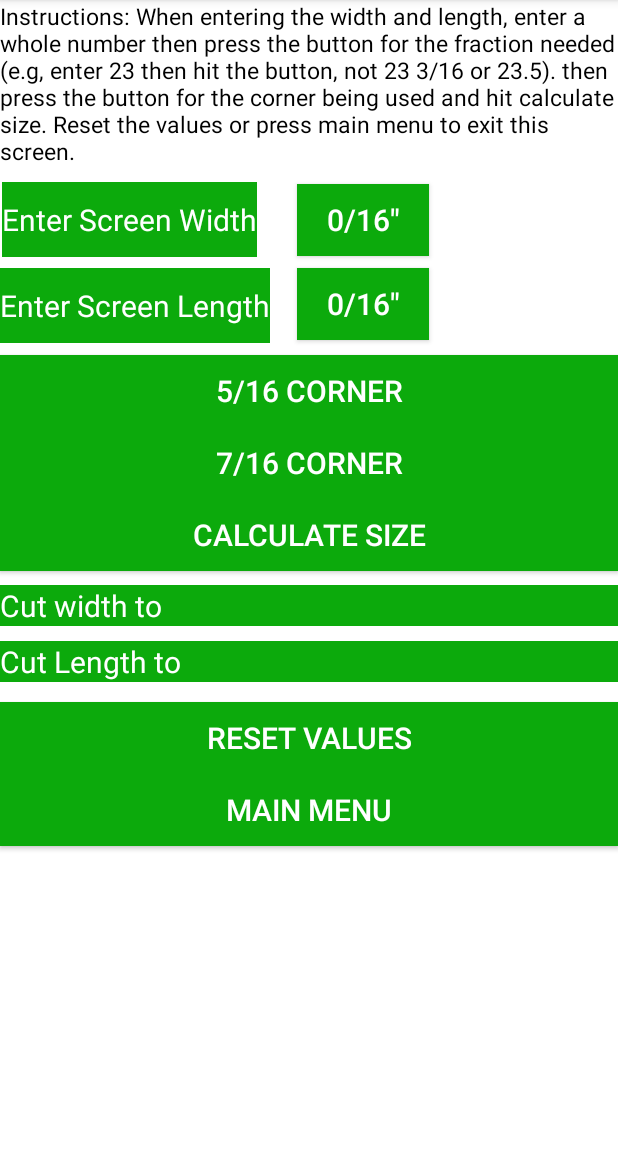
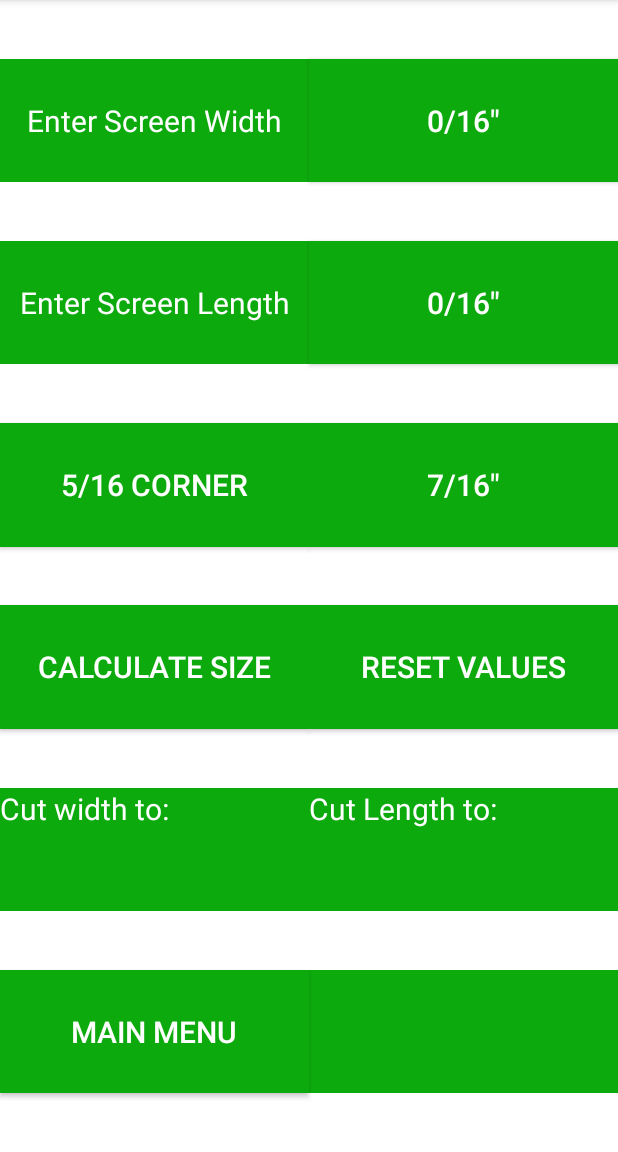
Before and after one commit to StringJoe/menards_screen_repair, an Android app: the frameMeasurements screen opened directly, with no data from a screen before it, on a phone screen of 412 x 824 dp, the part 84-1236 px from its top. Run offline under Robolectric (Android 15) with nearby library versions, the phone set to English and light mode, and no system bars.

Commit message:
changed layout of main and frame xml files. made layout fit to different screen sizes

```diff
--- a/app/src/main/res/layout/activity_frame_measurements.xml
+++ b/app/src/main/res/layout/activity_frame_measurements.xml
@@ -5,164 +5,209 @@
     android:layout_width="match_parent"
     android:layout_height="match_parent"
     android:background="@color/white"
-    tools:context=".frameMeasurements">
+    tools:context=".frameMeasurements"
+    tools:layout_editor_absoluteX="0dp"
+    tools:layout_editor_absoluteY="113dp">
 
-    <TextView
-        android:id="@+id/textView"
-        android:layout_width="0dp"
+    <androidx.constraintlayout.widget.Guideline
+        android:id="@+id/guide1"
+        android:layout_width="wrap_content"
         android:layout_height="wrap_content"
-        android:layout_gravity="center_horizontal"
-        android:text="Instructions: When entering the width and length, enter a whole number then press the button for the fraction needed (e.g, enter 23 then hit the button, not 23 3/16 or 23.5). then press the button for the corner being used and hit calculate size. Reset the values or press main menu to exit this screen."
-        android:textColor="@color/black"
-        android:textSize="15sp"
-        app:layout_constraintEnd_toEndOf="parent"
-        app:layout_constraintStart_toStartOf="parent"
-        app:layout_constraintTop_toTopOf="parent"></TextView>
+        android:orientation="vertical"
+        app:layout_constraintGuide_percent="0" />
 
-    <EditText
-        android:id="@+id/screenWidth"
+    <androidx.constraintlayout.widget.Guideline
+        android:id="@+id/guide2"
         android:layout_width="wrap_content"
-        android:layout_height="0dp"
-        android:layout_marginStart="1dp"
-        android:layout_marginTop="10dp"
-        android:layout_marginBottom="7dp"
-        android:background="@color/menards_green"
-        android:hint="Enter Screen Width"
-        android:textColorHint="@color/white"
-        android:textSize="20sp"
-        app:layout_constraintBottom_toTopOf="@+id/screenLength"
-        app:layout_constraintStart_toStartOf="parent"
-        app:layout_constraintTop_toBottomOf="@+id/textView"></EditText>
+        android:layout_height="wrap_content"
+        android:orientation="vertical"
+        app:layout_constraintGuide_percent="0.5" />
+
+    <androidx.constraintlayout.widget.Guideline
+        android:id="@+id/guide3"
+        android:layout_width="wrap_content"
+        android:layout_height="wrap_content"
+        android:orientation="vertical"
+        app:layout_constraintGuide_percent="1" />
 
     <androidx.appcompat.widget.AppCompatButton
         android:id="@+id/widthFractionCount"
-        android:layout_width="wrap_content"
-        android:layout_height="wrap_content"
-        android:layout_marginStart="18dp"
-        android:layout_marginTop="11dp"
+        android:layout_width="0dp"
+        android:layout_height="0dp"
         android:background="@color/menards_green"
         android:text='0/16"'
         android:textColor="@color/white"
         android:textSize="20sp"
-        app:layout_constraintStart_toEndOf="@+id/screenLength"
-        app:layout_constraintTop_toBottomOf="@+id/textView" />
-
-    <EditText
-        android:id="@+id/screenLength"
-        android:layout_width="wrap_content"
-        android:layout_height="50dp"
-        android:layout_marginTop="56dp"
-        android:layout_marginBottom="56dp"
-        android:background="@color/menards_green"
-        android:hint="Enter Screen Length"
-        android:textColorHint="@color/white"
-        android:textSize="20sp"
-        app:layout_constraintBottom_toBottomOf="@+id/bigCornerBtn"
-        app:layout_constraintStart_toStartOf="parent"
-        app:layout_constraintTop_toTopOf="@+id/widthFractionCount" />
+        app:layout_constraintBottom_toTopOf="@+id/lengthFractionCount"
+        app:layout_constraintDimensionRatio="1:0.4"
+        app:layout_constraintEnd_toEndOf="@id/guide3"
+        app:layout_constraintHorizontal_bias="0.5"
+        app:layout_constraintStart_toEndOf="@id/guide2"
+        app:layout_constraintTop_toTopOf="parent" />
 
     <androidx.appcompat.widget.AppCompatButton
         android:id="@+id/lengthFractionCount"
-        android:layout_width="wrap_content"
+        android:layout_width="0dp"
         android:layout_height="0dp"
-        android:layout_marginTop="57dp"
-        android:layout_marginBottom="58dp"
         android:background="@color/menards_green"
         android:text='0/16"'
         android:textColor="@color/white"
         android:textSize="20sp"
-        app:layout_constraintBottom_toBottomOf="@+id/bigCornerBtn"
-        app:layout_constraintStart_toStartOf="@+id/widthFractionCount"
-        app:layout_constraintTop_toTopOf="@+id/screenWidth" />
-
-    <androidx.appcompat.widget.AppCompatButton
-        android:id="@+id/bigCornerBtn"
-        android:layout_width="0dp"
-        android:layout_height="wrap_content"
-        android:layout_gravity="center_horizontal"
-        android:layout_marginTop="66dp"
-        android:background="@color/menards_green"
-        android:text="5/16 Corner"
-        android:textColor="@color/white"
-        android:textSize="20sp"
-        app:layout_constraintEnd_toEndOf="parent"
-        app:layout_constraintStart_toStartOf="parent"
+        app:layout_constraintBottom_toTopOf="@+id/smallCornerBtn"
+        app:layout_constraintDimensionRatio="1:0.4"
+        app:layout_constraintEnd_toEndOf="@id/guide3"
+        app:layout_constraintHorizontal_bias="0.5"
+        app:layout_constraintStart_toEndOf="@id/guide2"
         app:layout_constraintTop_toBottomOf="@+id/widthFractionCount" />
 
     <androidx.appcompat.widget.AppCompatButton
         android:id="@+id/smallCornerBtn"
         android:layout_width="0dp"
-        android:layout_height="wrap_content"
-        android:layout_gravity="center_horizontal"
+        android:layout_height="0dp"
         android:background="@color/menards_green"
-        android:text="7/16 Corner"
+        android:text='7/16"'
         android:textColor="@color/white"
         android:textSize="20sp"
-        app:layout_constraintEnd_toEndOf="parent"
-        app:layout_constraintStart_toStartOf="parent"
-        app:layout_constraintTop_toBottomOf="@+id/bigCornerBtn" />
+        app:layout_constraintBottom_toTopOf="@+id/resetBtn"
+        app:layout_constraintDimensionRatio="1:0.4"
+        app:layout_constraintEnd_toEndOf="@id/guide3"
+        app:layout_constraintHorizontal_bias="0.5"
+        app:layout_constraintStart_toEndOf="@id/guide2"
+        app:layout_constraintTop_toBottomOf="@+id/lengthFractionCount" />
+
+    <androidx.appcompat.widget.AppCompatButton
+        android:id="@+id/resetBtn"
+        android:layout_width="0dp"
+        android:layout_height="0dp"
+        android:background="@color/menards_green"
+        android:text="Reset Values"
+        android:textColor="@color/white"
+        android:textSize="20sp"
+        app:layout_constraintBottom_toTopOf="@+id/totalLength"
+        app:layout_constraintDimensionRatio="1:0.4"
+        app:layout_constraintEnd_toEndOf="@id/guide3"
+        app:layout_constraintHorizontal_bias="0.5"
+        app:layout_constraintStart_toEndOf="@id/guide2"
+        app:layout_constraintTop_toBottomOf="@+id/smallCornerBtn" />
+
+    <TextView
+        android:id="@+id/totalLength"
+        android:layout_width="0dp"
+        android:layout_height="0dp"
+        android:background="@color/menards_green"
+        android:text="Cut Length to: "
+        android:textColor="@color/white"
+        android:textSize="20sp"
+        app:layout_constraintBottom_toTopOf="@+id/textView19"
+        app:layout_constraintDimensionRatio="1:0.4"
+        app:layout_constraintEnd_toEndOf="@id/guide3"
+        app:layout_constraintHorizontal_bias="0.5"
+        app:layout_constraintStart_toEndOf="@id/guide2"
+        app:layout_constraintTop_toBottomOf="@+id/resetBtn" />
+
+    <TextView
+        android:id="@+id/textView19"
+        android:layout_width="0dp"
+        android:layout_height="0dp"
+        android:background="@color/menards_green"
+        app:layout_constraintBottom_toBottomOf="parent"
+        app:layout_constraintDimensionRatio="1:0.4"
+        app:layout_constraintEnd_toEndOf="@id/guide3"
+        app:layout_constraintHorizontal_bias="0.5"
+        app:layout_constraintStart_toEndOf="@id/guide2"
+        app:layout_constraintTop_toBottomOf="@+id/totalLength" />
+
+    <EditText
+        android:id="@+id/screenWidth"
+        android:layout_width="0dp"
+        android:layout_height="0dp"
+        android:background="@color/menards_green"
+        android:hint="Enter Screen Width"
+        android:textAlignment="center"
+        android:textColorHint="@color/white"
+        android:textSize="20sp"
+        app:layout_constraintBottom_toTopOf="@+id/screenLength"
+        app:layout_constraintDimensionRatio="1:0.4"
+        app:layout_constraintEnd_toEndOf="@id/guide2"
+        app:layout_constraintHorizontal_bias="0.5"
+        app:layout_constraintStart_toEndOf="@id/guide1"
+        app:layout_constraintTop_toTopOf="parent" />
+
+    <EditText
+        android:id="@+id/screenLength"
+        android:layout_width="0dp"
+        android:layout_height="0dp"
+        android:background="@color/menards_green"
+        android:hint="Enter Screen Length"
+        android:textAlignment="center"
+        android:textColorHint="@color/white"
+        android:textSize="20sp"
+        app:layout_constraintBottom_toTopOf="@+id/bigCornerBtn"
+        app:layout_constraintDimensionRatio="1:0.4"
+        app:layout_constraintEnd_toEndOf="@id/guide2"
+        app:layout_constraintHorizontal_bias="0.5"
+        app:layout_constraintStart_toEndOf="@id/guide1"
+        app:layout_constraintTop_toBottomOf="@+id/screenWidth" />
+
+    <androidx.appcompat.widget.AppCompatButton
+        android:id="@+id/bigCornerBtn"
+        android:layout_width="0dp"
+        android:layout_height="0dp"
+        android:background="@color/menards_green"
+        android:text="5/16 Corner"
+        android:textAlignment="center"
+        android:textColor="@color/white"
+        android:textSize="20sp"
+        app:layout_constraintBottom_toTopOf="@+id/calcBtn"
+        app:layout_constraintDimensionRatio="1:0.4"
+        app:layout_constraintEnd_toEndOf="@id/guide2"
+        app:layout_constraintHorizontal_bias="0.5"
+        app:layout_constraintStart_toEndOf="@id/guide1"
+        app:layout_constraintTop_toBottomOf="@+id/screenLength" />
 
     <androidx.appcompat.widget.AppCompatButton
         android:id="@+id/calcBtn"
         android:layout_width="0dp"
-        android:layout_height="wrap_content"
+        android:layout_height="0dp"
         android:background="@color/menards_green"
         android:text="Calculate Size"
         android:textColor="@color/white"
         android:textSize="20sp"
-        app:layout_constraintEnd_toEndOf="parent"
-        app:layout_constraintStart_toStartOf="parent"
-        app:layout_constraintTop_toBottomOf="@+id/smallCornerBtn" />
+        app:layout_constraintBottom_toTopOf="@+id/totalWidth"
+        app:layout_constraintDimensionRatio="1:0.4"
+        app:layout_constraintEnd_toEndOf="@id/guide2"
+        app:layout_constraintHorizontal_bias="0.5"
+        app:layout_constraintStart_toEndOf="@id/guide1"
+        app:layout_constraintTop_toBottomOf="@+id/bigCornerBtn" />
 
     <TextView
         android:id="@+id/totalWidth"
         android:layout_width="0dp"
-        android:layout_height="wrap_content"
-        android:layout_marginTop="9dp"
+        android:layout_height="0dp"
         android:background="@color/menards_green"
-        android:text="Cut width to "
+        android:text="Cut width to: "
         android:textColor="@color/white"
         android:textSize="20sp"
-        app:layout_constraintEnd_toEndOf="parent"
-        app:layout_constraintStart_toStartOf="parent"
+        app:layout_constraintBottom_toTopOf="@+id/menuBtn"
+        app:layout_constraintDimensionRatio="1:0.4"
+        app:layout_constraintEnd_toEndOf="@id/guide2"
+        app:layout_constraintHorizontal_bias="0.5"
+        app:layout_constraintStart_toEndOf="@id/guide1"
         app:layout_constraintTop_toBottomOf="@+id/calcBtn" />
-
-    <TextView
-        android:id="@+id/totalLength"
-        android:layout_width="0dp"
-        android:layout_height="wrap_content"
-        android:layout_marginTop="10dp"
-        android:background="@color/menards_green"
-        android:text="Cut Length to "
-        android:textColor="@color/white"
-        android:textSize="20sp"
-        app:layout_constraintEnd_toEndOf="parent"
-        app:layout_constraintStart_toStartOf="parent"
-        app:layout_constraintTop_toBottomOf="@+id/totalWidth" />
-
-    <androidx.appcompat.widget.AppCompatButton
-        android:id="@+id/resetBtn"
-        android:layout_width="0dp"
-        android:layout_height="wrap_content"
-        android:layout_marginTop="13dp"
-        android:background="@color/menards_green"
-        android:text="Reset Values"
-        android:textColor="@color/white"
-        android:textSize="20sp"
-        app:layout_constraintEnd_toEndOf="parent"
-        app:layout_constraintStart_toStartOf="parent"
-        app:layout_constraintTop_toBottomOf="@+id/totalLength" />
 
     <androidx.appcompat.widget.AppCompatButton
         android:id="@+id/menuBtn"
         android:layout_width="0dp"
-        android:layout_height="wrap_content"
+        android:layout_height="0dp"
         android:background="@color/menards_green"
         android:text="Main Menu"
         android:textColor="@color/white"
         android:textSize="20sp"
-        app:layout_constraintEnd_toEndOf="parent"
-        app:layout_constraintStart_toStartOf="parent"
-        app:layout_constraintTop_toBottomOf="@+id/resetBtn" />
+        app:layout_constraintBottom_toBottomOf="parent"
+        app:layout_constraintDimensionRatio="1:0.4"
+        app:layout_constraintEnd_toEndOf="@id/guide2"
+        app:layout_constraintHorizontal_bias="0.5"
+        app:layout_constraintStart_toEndOf="@id/guide1"
+        app:layout_constraintTop_toBottomOf="@+id/totalWidth" />
 
 </androidx.constraintlayout.widget.ConstraintLayout>
--- a/app/src/main/res/layout/activity_main.xml
+++ b/app/src/main/res/layout/activity_main.xml
@@ -12,69 +12,69 @@
         android:layout_width="wrap_content"
         android:layout_height="wrap_content"
         android:orientation="vertical"
-        app:layout_constraintGuide_percent="0.35" />
+        app:layout_constraintGuide_percent="0.25" />
 
     <androidx.constraintlayout.widget.Guideline
         android:id="@+id/guideline3"
         android:layout_width="wrap_content"
         android:layout_height="wrap_content"
         android:orientation="vertical"
-        app:layout_constraintGuide_percent="0.65" />
+        app:layout_constraintGuide_percent="0.75" />
 
-    <androidx.appcompat.widget.AppCompatButton
+    <Button
         android:id="@+id/sizeBtn"
         android:layout_width="0dp"
         android:layout_height="0dp"
         android:layout_marginTop="28dp"
-        android:background="@color/menards_green"
+        android:backgroundTint="@color/menards_green"
         android:text="Screen Size"
         android:textColor="@color/white"
         app:layout_constraintBottom_toTopOf="@+id/costBtn"
-        app:layout_constraintDimensionRatio="1:1"
+        app:layout_constraintDimensionRatio="1:0.5"
         app:layout_constraintEnd_toEndOf="@id/guideline3"
         app:layout_constraintHorizontal_bias="0.5"
         app:layout_constraintStart_toEndOf="@id/guideline2"
         app:layout_constraintTop_toBottomOf="@+id/materialsBtn" />
 
-    <androidx.appcompat.widget.AppCompatButton
+    <Button
         android:id="@+id/materialsBtn"
         android:layout_width="0dp"
         android:layout_height="0dp"
-        android:background="@color/menards_green"
+        android:backgroundTint="@color/menards_green"
         android:text="Screen Materials"
         android:textColor="@color/white"
         app:layout_constraintBottom_toTopOf="@+id/sizeBtn"
-        app:layout_constraintDimensionRatio="1:1"
+        app:layout_constraintDimensionRatio="1:0.5"
         app:layout_constraintEnd_toEndOf="@id/guideline3"
         app:layout_constraintHorizontal_bias="0.5"
         app:layout_constraintStart_toStartOf="@id/guideline2"
         app:layout_constraintTop_toTopOf="parent" />
 
-    <androidx.appcompat.widget.AppCompatButton
+    <Button
         android:id="@+id/costBtn"
         android:layout_width="0dp"
         android:layout_height="0dp"
         android:layout_marginTop="36dp"
-        android:background="@color/menards_green"
+        android:backgroundTint="@color/menards_green"
         android:text="Total Screen Cost"
         android:textColor="@color/white"
         app:layout_constraintBottom_toTopOf="@+id/measurementBtn"
-        app:layout_constraintDimensionRatio="1:1"
+        app:layout_constraintDimensionRatio="1:0.5"
         app:layout_constraintEnd_toEndOf="@id/guideline3"
         app:layout_constraintHorizontal_bias="0.5"
         app:layout_constraintStart_toStartOf="@id/guideline2"
         app:layout_constraintTop_toBottomOf="@+id/sizeBtn" />
 
-    <androidx.appcompat.widget.AppCompatButton
+    <Button
         android:id="@+id/measurementBtn"
         android:layout_width="0dp"
         android:layout_height="0dp"
         android:layout_marginTop="24dp"
-        android:background="@color/menards_green"
+        android:backgroundTint="@color/menards_green"
         android:text="Frame Measurements"
         android:textColor="@color/white"
         app:layout_constraintBottom_toBottomOf="parent"
-        app:layout_constraintDimensionRatio="1:1"
+        app:layout_constraintDimensionRatio="1:0.5"
         app:layout_constraintEnd_toStartOf="@id/guideline3"
         app:layout_constraintHorizontal_bias="0.5"
         app:layout_constraintStart_toEndOf="@id/guideline2"
```
